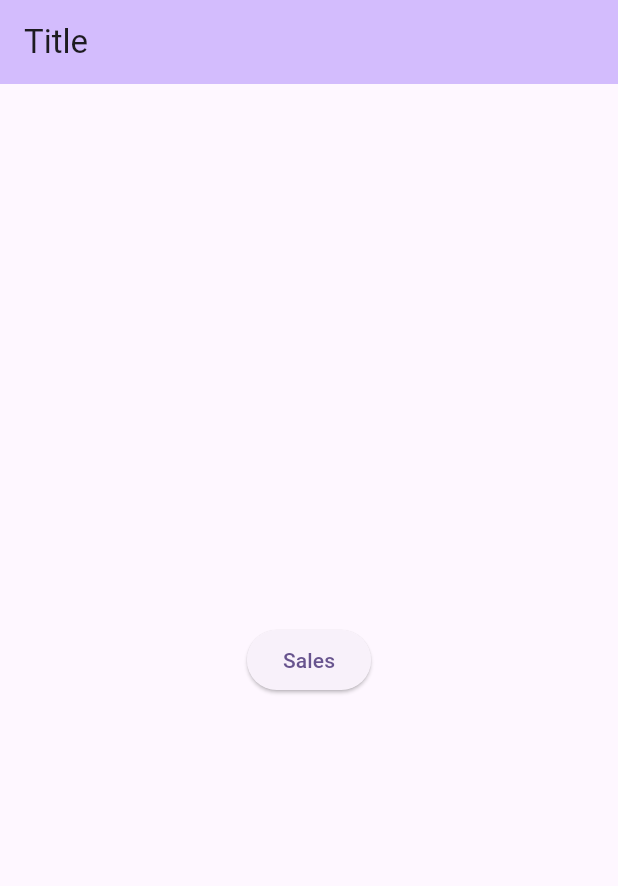
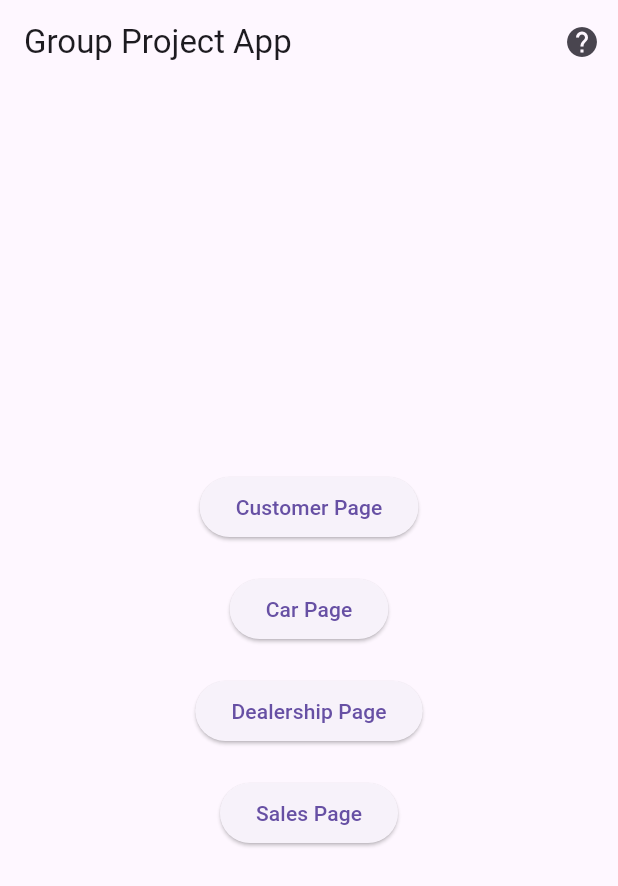
Before and after one commit to lihualu0208/final_andrio_project, a Flutter app: the screen it shows after launch, on a phone screen of 412 x 824 dp. Shown: the top 886 px of the screen. Run offline on Flutter 3.47's test engine with Material 3 defaults, Android fonts, the phone set to English and light mode, and no system bars; our stand-ins replace floor, sqflite; missing offline and left inert: encrypted_shared_preferences; accounts and stored records are empty; generated files the repository leaves out were written again.

Commit message:
updated layout of main page in branch to match layout as proposed in main.dart in Car_list_page branch

```diff
--- a/lib/mainPage.dart
+++ b/lib/mainPage.dart
@@ -1,7 +1,84 @@
-import 'package:encrypted_shared_preferences/encrypted_shared_preferences.dart';
+// import 'package:encrypted_shared_preferences/encrypted_shared_preferences.dart';
+// import 'package:flutter/material.dart';
+// import 'SalesPage.dart';
+//
+//
+// void main() {
+//   runApp(const MyApp());
+// }
+//
+// class MyApp extends StatelessWidget {
+//   const MyApp({super.key});
+//
+//
+//
+//
+//
+//   // This widget is the root of your application.
+//   @override
+//   Widget build(BuildContext context) {
+//     return MaterialApp(
+//       debugShowCheckedModeBanner: false,
+//       title: 'Main Page',
+//       theme: ThemeData(
+//         colorScheme: ColorScheme.fromSeed(seedColor: Colors.deepPurple),
+//       ),
+//       initialRoute: '/',
+//       routes: {
+//         '/' : (context) => MyHomePage(title: 'Title')  ,
+//         '/salesPage' : (context) => SalesPage(),
+//       },
+//     );
+//   }
+// }
+//
+// class MyHomePage extends StatefulWidget {
+//   const MyHomePage({super.key, required this.title});
+//
+//   final String title;
+//
+//   @override
+//   State<MyHomePage> createState() => _MyHomePageState();
+// }
+//
+// class _MyHomePageState extends State<MyHomePage> {
+//
+//   @override
+//   void initState() {
+//     super.initState();
+//
+//   }
+//
+//   @override
+//   void dispose() {
+//
+//     super.dispose();
+//   }
+//
+//   @override
+//   Widget build(BuildContext context) {
+//     return Scaffold(
+//
+//       appBar: AppBar(
+//         backgroundColor: Theme.of(context).colorScheme.inversePrimary,
+//         title: Text(widget.title),
+//
+//       ),
+//       body: Center(
+//         child: Column(
+//           mainAxisAlignment: MainAxisAlignment.center,
+//           children: <Widget>[
+//               ElevatedButton(onPressed: () {
+//                 Navigator.pushNamed(  context, "/salesPage" );
+//               }, child: Text("Sales"))
+//           ],
+//         ),
+//       ),// This trailing comma makes auto-formatting nicer for build methods.
+//     );
+//   }
+// }
 import 'package:flutter/material.dart';
 import 'SalesPage.dart';
-
 
 void main() {
   runApp(const MyApp());
@@ -10,70 +87,97 @@ void main() {
 class MyApp extends StatelessWidget {
   const MyApp({super.key});
 
-
-
-
-
-  // This widget is the root of your application.
   @override
   Widget build(BuildContext context) {
     return MaterialApp(
       debugShowCheckedModeBanner: false,
-      title: 'Main Page',
+      title: 'Group Project App',
       theme: ThemeData(
-        colorScheme: ColorScheme.fromSeed(seedColor: Colors.deepPurple),
+        primarySwatch: Colors.blue,
       ),
-      initialRoute: '/',
-      routes: {
-        '/' : (context) => MyHomePage(title: 'Title')  ,
-        '/salesPage' : (context) => SalesPage(),
-      },
+      home: const MainPage(),
     );
   }
 }
 
-class MyHomePage extends StatefulWidget {
-  const MyHomePage({super.key, required this.title});
-
-  final String title;
-
-  @override
-  State<MyHomePage> createState() => _MyHomePageState();
-}
-
-class _MyHomePageState extends State<MyHomePage> {
-
-  @override
-  void initState() {
-    super.initState();
-
-  }
-
-  @override
-  void dispose() {
-
-    super.dispose();
-  }
+class MainPage extends StatelessWidget {
+  const MainPage({super.key});
 
   @override
   Widget build(BuildContext context) {
     return Scaffold(
-
       appBar: AppBar(
-        backgroundColor: Theme.of(context).colorScheme.inversePrimary,
-        title: Text(widget.title),
-
+        title: const Text('Group Project App'),
+        actions: [
+          IconButton(
+            icon: const Icon(Icons.help),
+            onPressed: () {
+              showDialog(
+                context: context,
+                builder: (context) => AlertDialog(
+                  title: const Text('App Instructions'),
+                  content: const Text(
+                    'Welcome to our group project app! Select one of the features below to get started.\n\n'
+                        'Customer Page: Manage customer records\n'
+                        'Car Page: Manage car inventory\n'
+                        'Dealership Page: Manage dealership locations\n'
+                        'Sales Page: Track car sales',
+                  ),
+                  actions: [
+                    TextButton(
+                      onPressed: () => Navigator.pop(context),
+                      child: const Text('OK'),
+                    ),
+                  ],
+                ),
+              );
+            },
+          ),
+        ],
       ),
       body: Center(
         child: Column(
           mainAxisAlignment: MainAxisAlignment.center,
-          children: <Widget>[
-              ElevatedButton(onPressed: () {
-                Navigator.pushNamed(  context, "/salesPage" );
-              }, child: Text("Sales"))
+          children: [
+            ElevatedButton(
+              onPressed: () {
+                ScaffoldMessenger.of(context).showSnackBar(
+                  const SnackBar(content: Text('Customer Page coming soon!')),
+                );
+              },
+              child: const Text('Customer Page'),
+            ),
+            const SizedBox(height: 20),
+            ElevatedButton(
+              onPressed: () {
+                ScaffoldMessenger.of(context).showSnackBar(
+                  const SnackBar(content: Text('Car Page coming soon!')),
+                );
+              },
+              child: const Text('Car Page'),
+            ),
+            const SizedBox(height: 20),
+            ElevatedButton(
+              onPressed: () {
+                ScaffoldMessenger.of(context).showSnackBar(
+                  const SnackBar(content: Text('Dealership Page coming soon!')),
+                );
+              },
+              child: const Text('Dealership Page'),
+            ),
+            const SizedBox(height: 20),
+            ElevatedButton(
+              onPressed: () {
+                Navigator.push(
+                  context,
+                  MaterialPageRoute(builder: (context) => SalesPage()),
+                );
+              },
+              child: const Text('Sales Page'),
+            ),
           ],
         ),
-      ),// This trailing comma makes auto-formatting nicer for build methods.
+      ),
     );
   }
 }
```
